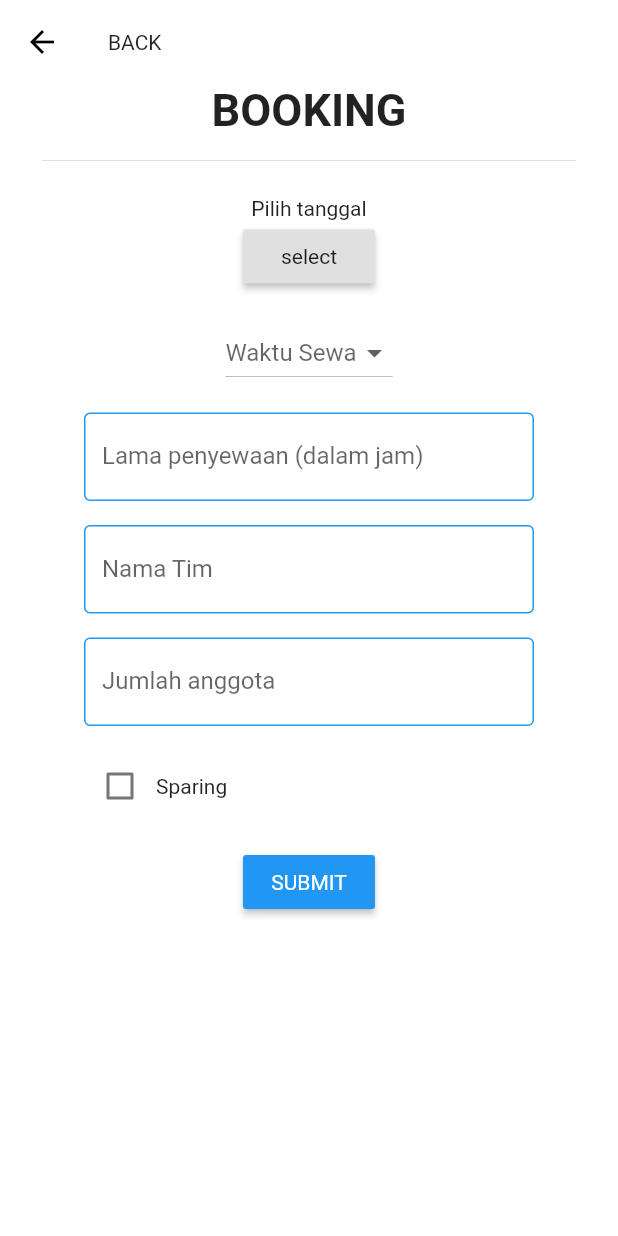
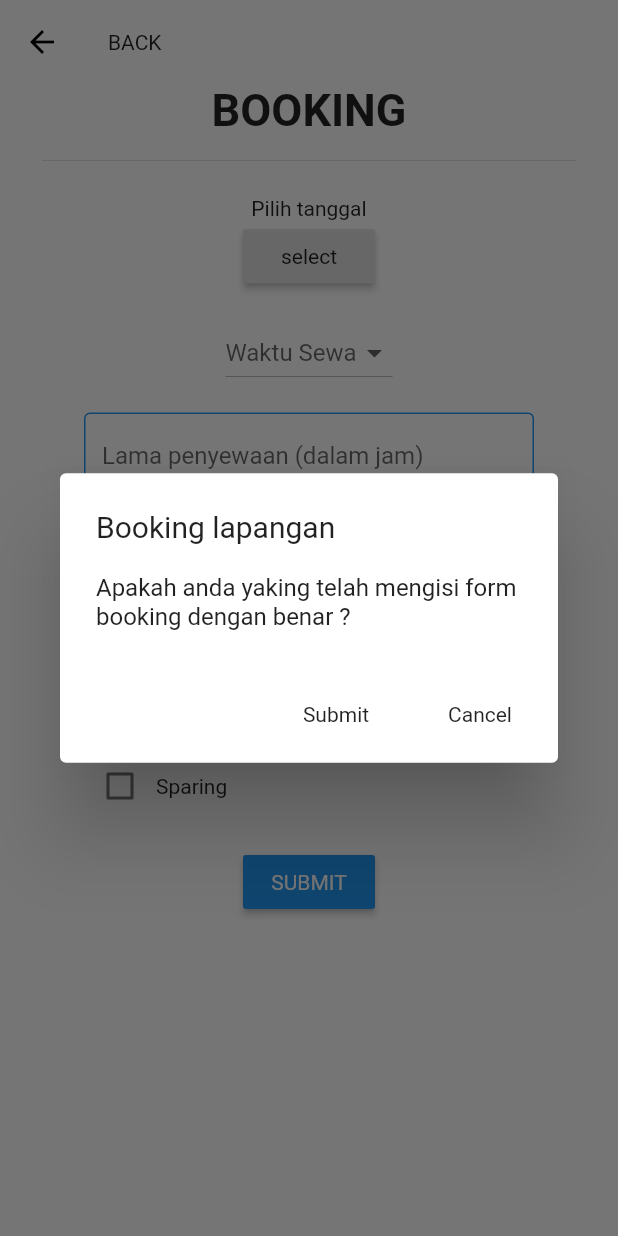
Before and after one commit to ckcharless/HacerApp, a Flutter app: the DetailBooking screen opened directly, after a tap on "SUBMIT", on a phone screen of 412 x 824 dp. Run offline on Flutter 3.47's test engine with Material 2 defaults, Android fonts, the phone set to English and light mode, and no system bars; our stand-ins replace flutter_svg, fluttertoast, image_picker, rflutter_alert; project files that could hold a hidden picture were left out.

Commit message:
01/03/2021

```diff
--- a/lib/Screens/UsersMenu/HOME/DetailScreen/commponents/bodyBooking/body.dart
+++ b/lib/Screens/UsersMenu/HOME/DetailScreen/commponents/bodyBooking/body.dart
@@ -1,4 +1,6 @@
 import 'package:flutter/material.dart';
+import 'package:hacer/routing_constant.dart';
+
 
 class Body extends StatelessWidget{
   @override
@@ -203,10 +205,7 @@ class _BookingForm extends State<BookingForm>{
                 ),
                 color: Colors.blue,
                 onPressed: (){
-                  print(email);
-                  print(name);
-                  print(Phonenumber);
-                  print(Adress);
+                  SubmitBooking(context);
                 },
               ),
             ),
@@ -215,3 +214,86 @@ class _BookingForm extends State<BookingForm>{
       ),
     );
   }}
+
+
+
+successAlert(BuildContext context){
+  Widget continueButton = FlatButton(
+    child: Text("Ok"),
+    onPressed:  () {
+      Navigator.pushNamed(context, UserHomeView);
+    },
+  );
+
+  AlertDialog alert = AlertDialog(
+    title: Text('SUCCESS!!'),
+    content: Stack(
+        alignment: Alignment.center,
+        children: <Widget>[
+          Image.asset(
+            'assets/images/icons8-ok-480.png',
+            fit: BoxFit.cover,
+            height: 200,
+          ),
+        ]
+    ),
+    actions: [
+      continueButton,
+    ],
+  );
+
+  showDialog(
+    context: context,
+    builder: (BuildContext context) {
+      return alert;
+    },
+  );
+}
+
+
+final GlobalKey<FormState> _formKey = GlobalKey<FormState>();
+
+Future SubmitBooking(BuildContext context) async {
+  Widget continueButton = FlatButton(
+    child: Text("Submit"),
+    onPressed:  () {
+      if(_formKey.currentState.validate()){
+        // Do something like updating SharedPreferences or User Settings etc.
+        successAlert(context);
+      }
+    },
+  );
+
+  Widget resetButton = FlatButton(
+    child: Text("Cancel"),
+    onPressed:  () {
+      _formKey.currentState.reset();
+    },
+  );
+
+  return await showDialog(context: context,
+      builder: (context){
+        final TextEditingController _fieldName = TextEditingController();
+        final TextEditingController _fieldPrice = TextEditingController();
+        final TextEditingController _fieldDescription = TextEditingController();
+        return StatefulBuilder(builder: (context,setState){
+          return AlertDialog(
+            title: Text('Booking lapangan'),
+            content: Form(
+                key: _formKey,
+                child: Column(
+                  mainAxisSize: MainAxisSize.min,
+                  children: [
+                    Text('Apakah anda yaking telah mengisi form booking dengan benar ?')
+
+
+                  ],
+                )),
+            actions: <Widget>[
+              continueButton,
+              resetButton,
+            ],
+          );
+        });
+      });
+}
```
